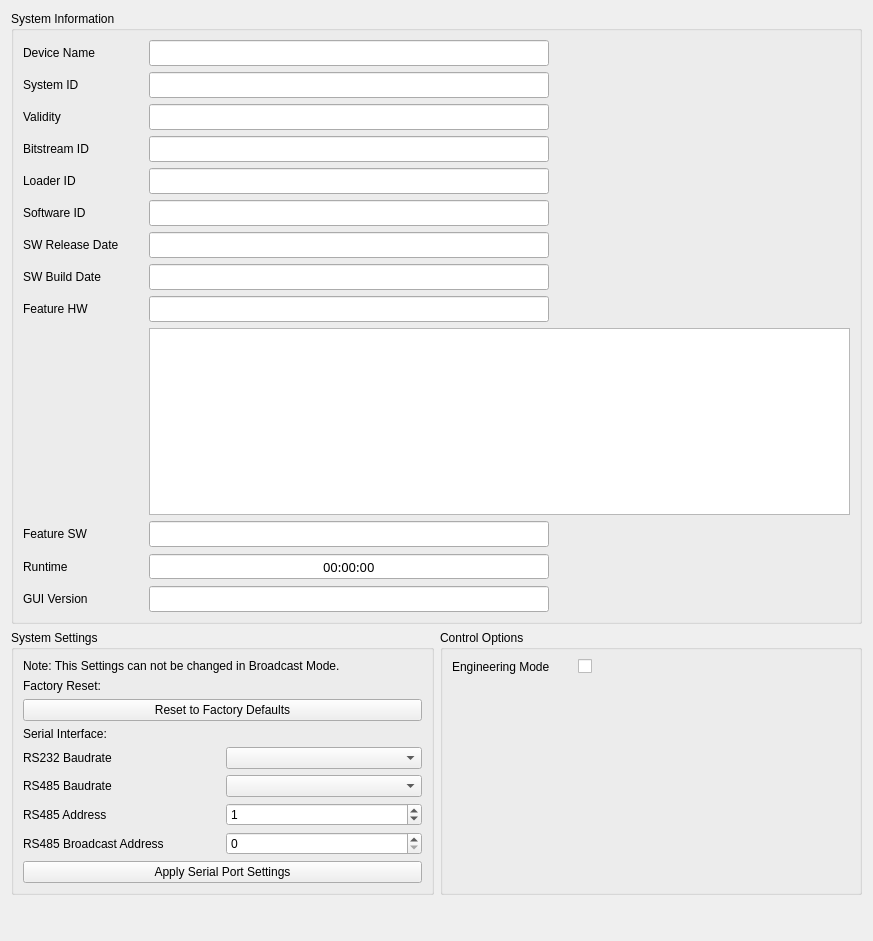
Qt form dct_widgets/infobox/infobox.ui (KAYA-Instruments/SDI-Control-Point) before a commit.
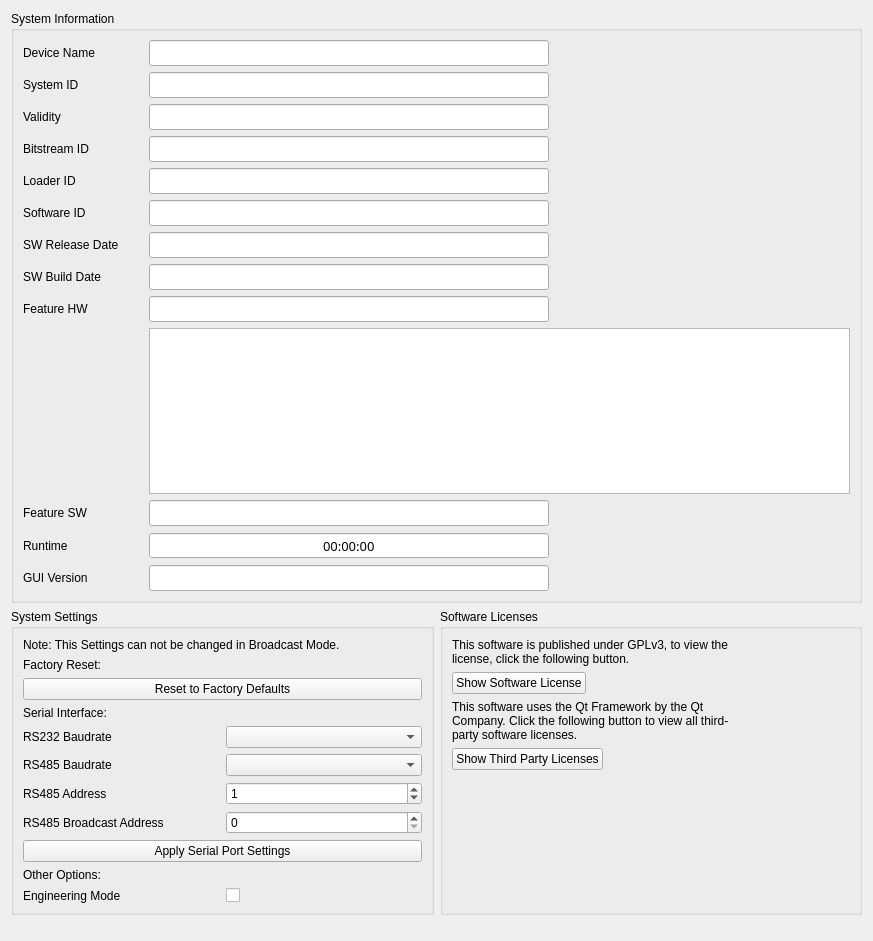
The same form after that commit.

```diff
--- a/dct_widgets/infobox/infobox.ui
+++ b/dct_widgets/infobox/infobox.ui
@@ -659,6 +659,36 @@
         </property>
        </widget>
       </item>
+      <item row="11" column="1" colspan="2">
+       <widget class="QListWidget" name="lstFeatureMaskHw">
+        <property name="minimumSize">
+         <size>
+          <width>160</width>
+          <height>0</height>
+         </size>
+        </property>
+        <property name="maximumSize">
+         <size>
+          <width>16777215</width>
+          <height>16777215</height>
+         </size>
+        </property>
+        <property name="font">
+         <font>
+          <family>Courier 10 Pitch</family>
+          <pointsize>10</pointsize>
+          <weight>50</weight>
+          <bold>false</bold>
+         </font>
+        </property>
+        <property name="focusPolicy">
+         <enum>Qt::NoFocus</enum>
+        </property>
+        <property name="editTriggers">
+         <set>QAbstractItemView::NoEditTriggers</set>
+        </property>
+       </widget>
+      </item>
      </layout>
     </widget>
    </item>
@@ -772,38 +802,83 @@
           </property>
          </widget>
         </item>
+        <item>
+         <widget class="QLabel" name="lblOtherOptions">
+          <property name="text">
+           <string>Other Options:</string>
+          </property>
+         </widget>
+        </item>
+        <item>
+         <layout class="QHBoxLayout" name="horizontalLayout_2">
+          <item>
+           <widget class="QLabel" name="lblEngineeringMode">
+            <property name="minimumSize">
+             <size>
+              <width>120</width>
+              <height>0</height>
+             </size>
+            </property>
+            <property name="maximumSize">
+             <size>
+              <width>16777215</width>
+              <height>16777215</height>
+             </size>
+            </property>
+            <property name="text">
+             <string>Engineering Mode</string>
+            </property>
+           </widget>
+          </item>
+          <item>
+           <widget class="QCheckBox" name="cbxEngineeringMode">
+            <property name="text">
+             <string/>
+            </property>
+           </widget>
+          </item>
+         </layout>
+        </item>
        </layout>
       </widget>
      </item>
      <item>
       <widget class="QGroupBox" name="gpxOptions">
        <property name="title">
-        <string>Control Options</string>
+        <string>Software Licenses</string>
        </property>
        <layout class="QFormLayout" name="formLayout">
         <item row="0" column="0">
-         <widget class="QLabel" name="lblEngineeringMode">
-          <property name="minimumSize">
-           <size>
-            <width>120</width>
-            <height>0</height>
-           </size>
+         <widget class="QLabel" name="label_2">
+          <property name="text">
+           <string>This software is published under GPLv3, to view the license, click the following button.</string>
           </property>
-          <property name="maximumSize">
-           <size>
-            <width>120</width>
-            <height>16777215</height>
-           </size>
+          <property name="wordWrap">
+           <bool>true</bool>
           </property>
+         </widget>
+        </item>
+        <item row="1" column="0">
+         <widget class="QPushButton" name="btnShowLicense">
           <property name="text">
-           <string>Engineering Mode</string>
+           <string>Show Software License</string>
           </property>
          </widget>
         </item>
-        <item row="0" column="1">
-         <widget class="QCheckBox" name="cbxEngineeringMode">
+        <item row="2" column="0">
+         <widget class="QLabel" name="label">
           <property name="text">
-           <string/>
+           <string>This software uses the Qt Framework by the Qt Company. Click the following button to view all third-party software licenses.</string>
+          </property>
+          <property name="wordWrap">
+           <bool>true</bool>
+          </property>
+         </widget>
+        </item>
+        <item row="3" column="0">
+         <widget class="QPushButton" name="btnShowThirdPartyLicenses">
+          <property name="text">
+           <string>Show Third Party Licenses</string>
           </property>
          </widget>
         </item>
```
Left out of the diff: 26 changed lines with no effect on the pictures.
